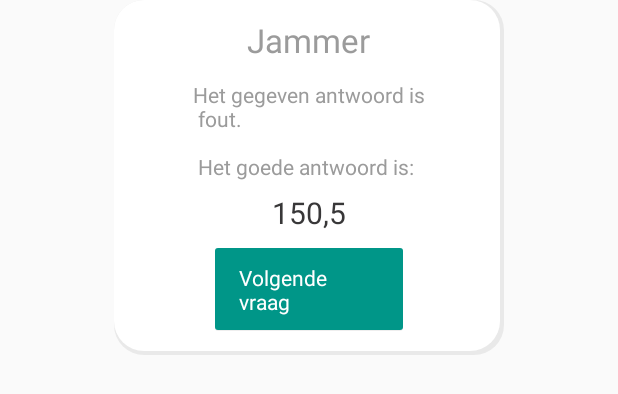
After one commit to ae6680/android, an Android app: the layout dialog_question_fail.xml on its own in the app's theme, with its tools: preview values and no code run, on a phone screen of 412 x 824 dp. The commit adds this screen. Shown: the top 394 px of the screen. Run offline under Robolectric (Android 15) with nearby library versions, the phone set to English and light mode, and no system bars.

Commit message:
Add answer, pass/fail dialog.

```diff
--- /dev/null
+++ b/app/src/main/res/layout/dialog_question_fail.xml
@@ -0,0 +1,52 @@
+<?xml version="1.0" encoding="utf-8"?>
+<LinearLayout xmlns:android="http://schemas.android.com/apk/res/android"
+    android:background="@drawable/question_rounded"
+    android:orientation="vertical"
+    android:layout_gravity="center_horizontal"
+    android:gravity="center_horizontal"
+    android:layout_width="260dp"
+    android:layout_height="wrap_content">
+
+    <TextView
+        android:id="@+id/dialog_fail_title"
+        android:text="@string/dialog_fail_title"
+        android:layout_marginTop="12dp"
+        android:textSize="@dimen/dialog_title_font_size"
+        android:textColor="@color/dialog_title_color"
+        android:layout_width="wrap_content"
+        android:layout_height="wrap_content" />
+
+    <TextView
+        android:text="@string/dialog_fail_message"
+        android:textColor="@color/dialog_message_color"
+        android:layout_marginTop="12dp"
+        android:layout_marginBottom="7dp"
+        android:layout_width="wrap_content"
+        android:layout_height="wrap_content" />
+
+    <TextView
+        android:id="@+id/dialog_answer"
+        android:textSize="20sp"
+        android:text="150,5"
+        android:textColor="#383738"
+        android:layout_marginBottom="10dp"
+        android:layout_width="wrap_content"
+        android:layout_height="wrap_content" />
+
+    <TextView
+        android:id="@+id/answer_button"
+        android:background="@drawable/ok_rounded"
+        android:paddingTop="10dp"
+        android:paddingBottom="10dp"
+        android:paddingStart="16dp"
+        android:paddingEnd="16dp"
+        android:text="Volgende vraag"
+        android:textColor="#fff"
+        android:layout_marginEnd="67dp"
+        android:layout_marginStart="67dp"
+        android:layout_gravity="center_horizontal"
+        android:layout_marginBottom="16dp"
+        android:layout_width="wrap_content"
+        android:layout_height="wrap_content" />
+
+</LinearLayout>
--- /dev/null
+++ b/app/src/main/res/values/colors.xml
@@ -0,0 +1,5 @@
+<?xml version="1.0" encoding="utf-8"?>
+<resources>
+    <color name="dialog_title_color">#9B9B9B</color>
+    <color name="dialog_message_color">#9B9B9B</color>
+</resources>
--- /dev/null
+++ b/app/src/main/res/values/dimens.xml
@@ -0,0 +1,4 @@
+<?xml version="1.0" encoding="utf-8"?>
+<resources>
+    <dimen name="dialog_title_font_size">22sp</dimen>
+</resources>
--- a/app/src/main/res/values/strings.xml
+++ b/app/src/main/res/values/strings.xml
@@ -19,5 +19,14 @@
         moet je weten hoeveel\n
         procent Pieter verdient.
     </string>
+    <string name="dialog_pass_title">Gefeliciteerd</string>
+    <string name="dialog_pass_message">Het gegeven \nantwoord is goed!</string>
+    <string name="dialog_fail_title">Jammer</string>
+    <string name="dialog_fail_message">
+       Het gegeven antwoord is\n
+       fout.\n\n
+
+       Het goede antwoord is:
+    </string>
 
 </resources>
```
Also changed, not shown: app/src/main/java/com/shinav/mathapp/question/QuestionActivity.java (+6 -1 lines), app/src/main/java/com/shinav/mathapp/question/QuestionAnswerDialogFragment.java (renamed from app/src/main/java/com/shinav/mathapp/question/QuestionHintFragment.java, +14 -8 lines), app/src/main/java/com/shinav/mathapp/question/QuestionFailDialogFragment.java (added, +35 -0 lines), app/src/main/java/com/shinav/mathapp/question/QuestionHintDialogFragment.java (added, +41 -0 lines), app/src/main/java/com/shinav/mathapp/question/QuestionPassDialogFragment.java (added, +35 -0 lines), app/src/main/res/drawable/answer_field.xml (added, +18 -0 lines), app/src/main/res/layout/dialog_question_answer.xml (added, +49 -0 lines), app/src/main/res/layout/dialog_question_pass.xml (added, +43 -0 lines).
